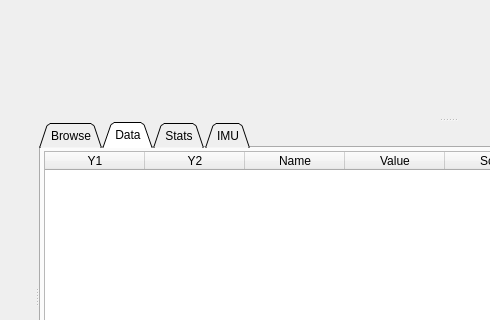
The window that pages/pageloganalysis.ui (vedderb/vesc_tool) describes before a commit, drawn with Qt 5; both pictures show x 203 to 693 and y 185 to 505 of the 1301 by 716 pixel window.
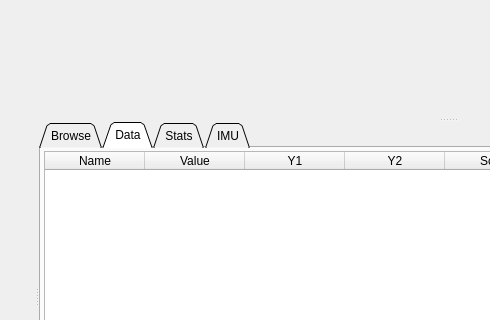
The same window after the commit. The open tabs and pages were chosen to show the change. Icons and pictures are not drawn. Custom widgets are drawn as their Qt base class.

Commit message: Fixed crash and data table headers after merge

What changed in the file:
```diff
--- a/pages/pageloganalysis.ui
+++ b/pages/pageloganalysis.ui
@@ -588,6 +588,16 @@
            <attribute name="horizontalHeaderStretchLastSection">
             <bool>false</bool>
            </attribute>
+           <column>
+            <property name="text">
+             <string>Name</string>
+            </property>
+           </column>
+           <column>
+            <property name="text">
+             <string>Value</string>
+            </property>
+           </column>
            <column>
             <property name="text">
              <string>Y1</string>
@@ -601,16 +611,6 @@
              <string>&lt;html&gt;&lt;head/&gt;&lt;body&gt;&lt;p&gt;Show this data series on the second Y axis to the right&lt;/p&gt;&lt;p&gt;Y axes will be autoscaled independently&lt;/p&gt;&lt;/body&gt;&lt;/html&gt;</string>
             </property>
            </column>
-           <column>
-            <property name="text">
-             <string>Name</string>
-            </property>
-           </column>
-           <column>
-            <property name="text">
-             <string>Value</string>
-            </property>
-           </column>
            <column>
             <property name="text">
              <string>Scale</string>
```
Left out of the diff: 2 changed lines with no effect on the pictures. The commit also changes 1 other file.
